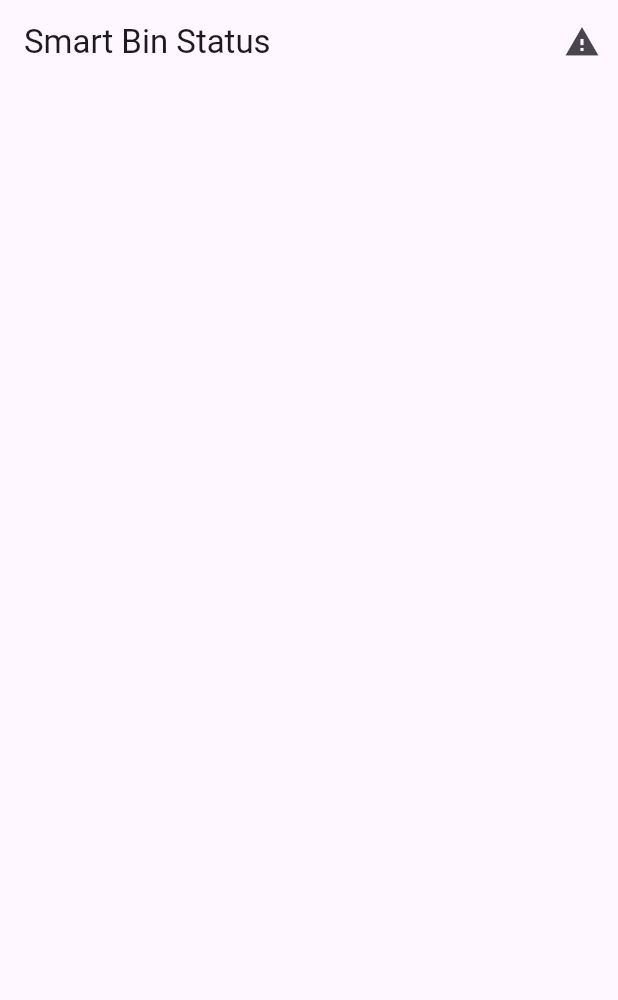
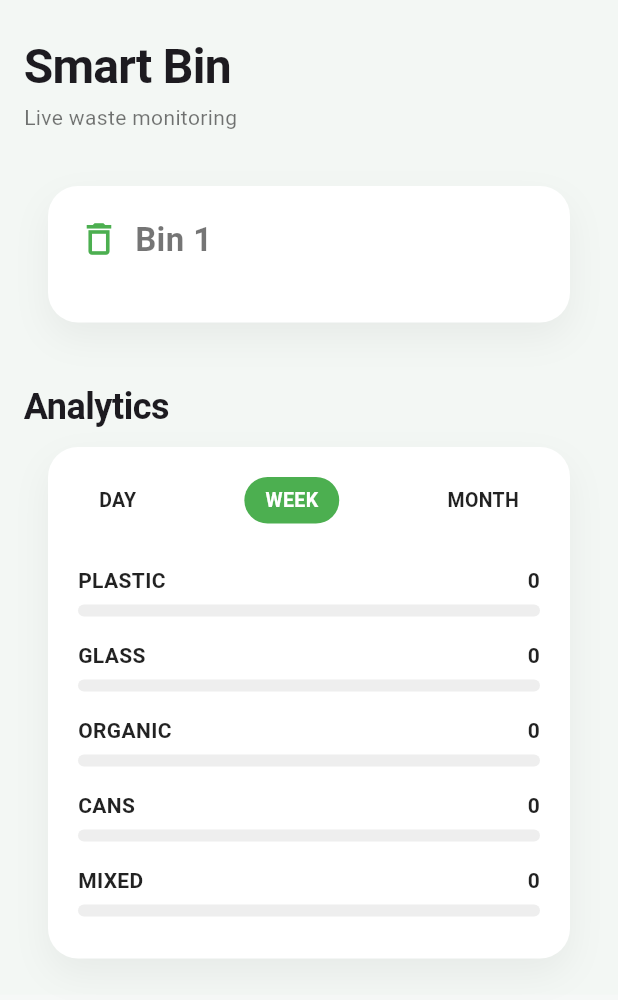
Before and after one commit to abdul48bari/smart-bin-app, a Flutter app: the screen it shows after launch, on a phone screen of 412 x 824 dp. Shown: the top 1000 px of the screen. Run offline on Flutter 3.47's test engine with Material 3 defaults, Android fonts, the phone set to English and light mode, and no system bars; our stand-ins replace cloud_firestore, firebase_core; accounts and stored records are empty; Roboto replaces fonts that are missing (SF Pro Text).

Commit message:
Implement automated bin ingestion with live status, alerts, and analytics

```diff
--- a/mobile/lib/main.dart
+++ b/mobile/lib/main.dart
@@ -2,6 +2,7 @@ import 'package:flutter/material.dart';
 import 'screens/home_screen.dart';
 import 'package:firebase_core/firebase_core.dart';
 import 'firebase_options.dart';
+
 
 
 
@@ -24,8 +25,37 @@ class SmartBinApp extends StatelessWidget {
       debugShowCheckedModeBanner: false,
       title: 'Smart Bin',
       theme: ThemeData(
-        primarySwatch: Colors.green,
-      ),
+  useMaterial3: true,
+
+  // Apple-style typography
+  fontFamily: 'SF Pro Text',
+
+  textTheme: const TextTheme(
+    headlineLarge: TextStyle(
+      fontSize: 32,
+      fontWeight: FontWeight.w700,
+      letterSpacing: -0.5,
+    ),
+    headlineMedium: TextStyle(
+      fontSize: 24,
+      fontWeight: FontWeight.w600,
+      letterSpacing: -0.3,
+    ),
+    bodyLarge: TextStyle(
+      fontSize: 16,
+      fontWeight: FontWeight.w400,
+    ),
+    bodyMedium: TextStyle(
+      fontSize: 14,
+      fontWeight: FontWeight.w400,
+      color: Colors.black54,
+    ),
+  ),
+
+  scaffoldBackgroundColor: const Color(0xFFF6F8F7),
+),
+
+
       home: const HomeScreen(),
     );
   }
--- /dev/null
+++ b/mobile/lib/models/time_filter.dart
@@ -0,0 +1,5 @@
+enum TimeFilter {
+  day,
+  week,
+  month,
+}
--- a/mobile/lib/screens/home_screen.dart
+++ b/mobile/lib/screens/home_screen.dart
@@ -1,7 +1,8 @@
 import 'package:flutter/material.dart';
 import '../services/firestore_service.dart';
 import '../models/bin_sub.dart';
-import 'alerts_screen.dart';
+import '../widgets/bin_overview_card.dart';
+import '../widgets/bin_analytics_section.dart';
 
 
 class HomeScreen extends StatelessWidget {
@@ -12,29 +13,9 @@ class HomeScreen extends StatelessWidget {
     final FirestoreService firestoreService = FirestoreService();
 
     return Scaffold(
-      appBar: AppBar(
-        actions: [
-  IconButton(
-    icon: const Icon(Icons.warning),
-    onPressed: () {
-      Navigator.push(
-        context,
-        MaterialPageRoute(
-          builder: (_) => const AlertsScreen(),
-        ),
-      );
-    },
-  )
-],
-
-
-
-
-
-
-        title: const Text('Smart Bin Status'),
-      ),
-      body: StreamBuilder<List<BinSub>>(
+      body: Container(
+        color: const Color(0xFFF3F7F4),
+        child: StreamBuilder<List<BinSub>>(
           stream: firestoreService.getSubBins('BIN_001'),
           builder: (context, snapshot) {
             if (snapshot.hasError) {
@@ -47,33 +28,48 @@ class HomeScreen extends StatelessWidget {
 
             final bins = snapshot.data!;
 
-          return ListView.builder(
-            itemCount: bins.length,
-            itemBuilder: (context, index) {
-              final bin = bins[index];
+            return SingleChildScrollView(
+  padding: const EdgeInsets.symmetric(horizontal: 16, vertical: 24),
+  child: Column(
+    crossAxisAlignment: CrossAxisAlignment.start,
+    children: [
+      Text(
+  'Smart Bin',
+  style: Theme.of(context).textTheme.headlineLarge,
+),
+const SizedBox(height: 4),
+Text(
+  'Live waste monitoring',
+  style: Theme.of(context).textTheme.bodyMedium,
+),
 
-              return ListTile(
-                leading: Icon(
-                  Icons.delete,
-                  color: bin.isFull ? Colors.red : Colors.green,
+      const SizedBox(height: 20),
+      BinOverviewCard(
+  binName: 'Bin 1',
+  subBins: bins,
 ),
-                title: Text(bin.name.toUpperCase()),
-                subtitle: Text(
-                  'Fill level: ${bin.currentFillPercent}%',
+
+const SizedBox(height: 24),
+
+Text(
+  'Analytics',
+  style: Theme.of(context)
+      .textTheme
+      .headlineMedium
+      ?.copyWith(fontWeight: FontWeight.w700),
 ),
-                trailing: bin.isFull
-                    ? const Text(
-                        'FULL',
-                        style: TextStyle(
-                          color: Colors.red,
-                          fontWeight: FontWeight.bold,
+
+
+const SizedBox(height: 12),
+
+BinAnalyticsSection(binId: 'BIN_001'),
+
+    ],
   ),
-                      )
-                    : const Text('OK'),
 );
+
           },
-          );
-        },
+        ),
       ),
     );
   }
--- a/mobile/lib/services/firestore_service.dart
+++ b/mobile/lib/services/firestore_service.dart
@@ -1,6 +1,9 @@
 import 'package:cloud_firestore/cloud_firestore.dart';
 import '../models/bin_sub.dart';
 import '../models/alert.dart';
+import '../models/time_filter.dart';
+import 'package:cloud_firestore/cloud_firestore.dart';
+
 
 
 class FirestoreService {
@@ -32,4 +35,106 @@ class FirestoreService {
           .toList());
 }
 
+    Stream<Map<String, int>> getFullCountsPerSubBin(String binId) {
+  const List<String> allSubBins = [
+    'plastic',
+    'glass',
+    'organic',
+    'cans',
+    'mixed',
+  ];
+
+  return _db
+      .collection('bins')
+      .doc(binId)
+      .collection('events')
+      .where('eventType', isEqualTo: 'BIN_FULL')
+      .snapshots()
+      .map((snapshot) {
+        final Map<String, int> counts = {
+          for (var subBin in allSubBins) subBin: 0,
+        };
+
+        for (final doc in snapshot.docs) {
+          final data = doc.data();
+          final subBin = data['subBin'];
+
+          if (subBin != null && counts.containsKey(subBin)) {
+            counts[subBin] = counts[subBin]! + 1;
+          }
+        }
+
+        return counts;
+      });
 }
+
+
+Stream<Map<String, int>> getFullCountsByTimeFilter(
+  String binId,
+  TimeFilter filter,
+) {
+  const List<String> allSubBins = [
+    'plastic',
+    'glass',
+    'organic',
+    'cans',
+    'mixed',
+  ];
+
+  DateTime now = DateTime.now();
+  DateTime startTime;
+
+  switch (filter) {
+    case TimeFilter.day:
+      startTime = DateTime(now.year, now.month, now.day);
+      break;
+    case TimeFilter.week:
+      startTime = now.subtract(const Duration(days: 7));
+      break;
+    case TimeFilter.month:
+      startTime = DateTime(now.year, now.month, 1);
+      break;
+  }
+
+  return _db
+      .collection('bins')
+      .doc(binId)
+      .collection('events')
+      .where('eventType', isEqualTo: 'BIN_FULL')
+      .snapshots()
+      .map((snapshot) {
+        final Map<String, int> counts = {
+          for (var subBin in allSubBins) subBin: 0,
+        };
+
+        for (final doc in snapshot.docs) {
+          final data = doc.data();
+
+          // 🔒 Defensive checks (CRITICAL)
+          if (!data.containsKey('timestamp') ||
+              data['timestamp'] is! Timestamp ||
+              !data.containsKey('subBin')) {
+            continue;
+          }
+
+          final Timestamp ts = data['timestamp'];
+          final DateTime eventTime = ts.toDate();
+
+          if (eventTime.isBefore(startTime)) continue;
+
+          final String subBin = data['subBin'];
+
+          if (counts.containsKey(subBin)) {
+            counts[subBin] = counts[subBin]! + 1;
+          }
+        }
+
+        return counts;
+      });
+}
+
+
+
+
+
+}
--- /dev/null
+++ b/mobile/lib/widgets/analytics_bar.dart
@@ -0,0 +1,78 @@
+import 'package:flutter/material.dart';
+
+class AnalyticsBar extends StatelessWidget {
+  final String label;
+  final int value;
+  final int maxValue;
+
+  const AnalyticsBar({
+    super.key,
+    required this.label,
+    required this.value,
+    required this.maxValue,
+  });
+
+  @override
+  Widget build(BuildContext context) {
+    final double percentage =
+        maxValue == 0 ? 0 : value / maxValue;
+
+    return Padding(
+      padding: const EdgeInsets.symmetric(vertical: 8),
+      child: Column(
+        crossAxisAlignment: CrossAxisAlignment.start,
+        children: [
+          // Label + value
+          Row(
+            mainAxisAlignment: MainAxisAlignment.spaceBetween,
+            children: [
+              Text(
+                label.toUpperCase(),
+                style: const TextStyle(
+                  fontSize: 14,
+                  fontWeight: FontWeight.w600,
+                  color: Colors.black87,
+                ),
+              ),
+              Text(
+                value.toString(),
+                style: const TextStyle(
+                  fontSize: 14,
+                  fontWeight: FontWeight.w600,
+                  color: Colors.black87,
+                ),
+              ),
+            ],
+          ),
+
+          const SizedBox(height: 6),
+
+          // Bar
+          LayoutBuilder(
+            builder: (context, constraints) {
+              return Container(
+                height: 8,
+                decoration: BoxDecoration(
+                  color: Colors.grey.shade200,
+                  borderRadius: BorderRadius.circular(8),
+                ),
+                child: Align(
+                  alignment: Alignment.centerLeft,
+                  child: AnimatedContainer(
+                    duration: const Duration(milliseconds: 600),
+                    curve: Curves.easeOutCubic,
+                    width: constraints.maxWidth * percentage,
+                    decoration: BoxDecoration(
+                      color: Colors.green,
+                      borderRadius: BorderRadius.circular(8),
+                    ),
+                  ),
+                ),
+              );
+            },
+          ),
+        ],
+      ),
+    );
+  }
+}
--- /dev/null
+++ b/mobile/lib/widgets/bin_analytics_section.dart
@@ -0,0 +1,120 @@
+import 'package:flutter/material.dart';
+import '../services/firestore_service.dart';
+import '../models/time_filter.dart';
+import 'analytics_bar.dart';
+
+class BinAnalyticsSection extends StatefulWidget {
+  final String binId;
+
+  const BinAnalyticsSection({super.key, required this.binId});
+
+  @override
+  State<BinAnalyticsSection> createState() => _BinAnalyticsSectionState();
+}
+
+class _BinAnalyticsSectionState extends State<BinAnalyticsSection> {
+  TimeFilter _selectedFilter = TimeFilter.week;
+
+  @override
+  Widget build(BuildContext context) {
+    final FirestoreService firestoreService = FirestoreService();
+
+    return Container(
+      margin: const EdgeInsets.symmetric(horizontal: 16),
+      padding: const EdgeInsets.all(20),
+      decoration: BoxDecoration(
+        color: Colors.white,
+        borderRadius: BorderRadius.circular(20),
+        boxShadow: [
+          BoxShadow(
+            color: Colors.black.withOpacity(0.05),
+            blurRadius: 20,
+            offset: const Offset(0, 10),
+          ),
+        ],
+      ),
+      child: Column(
+        crossAxisAlignment: CrossAxisAlignment.start,
+        children: [
+          // 🔹 FILTER PILLS
+          Row(
+            mainAxisAlignment: MainAxisAlignment.spaceBetween,
+            children: TimeFilter.values.map((filter) {
+              final bool isSelected = _selectedFilter == filter;
+
+              return GestureDetector(
+                onTap: () {
+                  setState(() {
+                    _selectedFilter = filter;
+                  });
+                },
+                child: Container(
+                  padding:
+                      const EdgeInsets.symmetric(horizontal: 14, vertical: 6),
+                  decoration: BoxDecoration(
+                    color: isSelected ? Colors.green : Colors.transparent,
+                    borderRadius: BorderRadius.circular(20),
+                  ),
+                  child: Text(
+                    filter.name.toUpperCase(),
+                    style: TextStyle(
+                      fontSize: 13,
+                      fontWeight: FontWeight.w600,
+                      color: isSelected ? Colors.white : Colors.black87,
+                    ),
+                  ),
+                ),
+              );
+            }).toList(),
+          ),
+
+          const SizedBox(height: 20),
+
+          // 🔹 BAR CHART
+          StreamBuilder<Map<String, int>>(
+            stream: firestoreService.getFullCountsByTimeFilter(
+              widget.binId,
+              _selectedFilter,
+            ),
+            builder: (context, snapshot) {
+              if (snapshot.hasError) {
+                return const Text(
+                  'Error loading analytics',
+                  style: TextStyle(
+                    fontWeight: FontWeight.w500,
+                    color: Colors.black54,
+                  ),
+                );
+              }
+
+              if (!snapshot.hasData) {
+                return const Center(
+                  child: Padding(
+                    padding: EdgeInsets.all(12),
+                    child: CircularProgressIndicator(),
+                  ),
+                );
+              }
+
+              final Map<String, int> data = snapshot.data!;
+
+              final int maxValue = data.values.isEmpty
+                  ? 0
+                  : data.values.reduce((a, b) => a > b ? a : b);
+
+              return Column(
+                children: data.entries.map((entry) {
+                  return AnalyticsBar(
+                    label: entry.key,
+                    value: entry.value,
+                    maxValue: maxValue,
+                  );
+                }).toList(),
+              );
+            },
+          ),
+        ],
+      ),
+    );
+  }
+}
--- /dev/null
+++ b/mobile/lib/widgets/bin_overview_card.dart
@@ -0,0 +1,119 @@
+import 'package:flutter/material.dart';
+import '../models/bin_sub.dart';
+
+class BinOverviewCard extends StatelessWidget {
+  final String binName;
+  final List<BinSub> subBins;
+
+  const BinOverviewCard({
+    super.key,
+    required this.binName,
+    required this.subBins,
+  });
+
+  @override
+  Widget build(BuildContext context) {
+    return Container(
+      margin: const EdgeInsets.all(16),
+      decoration: BoxDecoration(
+        color: Colors.white,
+        borderRadius: BorderRadius.circular(20),
+        boxShadow: [
+          BoxShadow(
+            color: Colors.black.withOpacity(0.05),
+            blurRadius: 20,
+            offset: const Offset(0, 10),
+          ),
+        ],
+      ),
+      child: Padding(
+        padding: const EdgeInsets.all(20),
+        child: Column(
+          crossAxisAlignment: CrossAxisAlignment.start,
+          children: [
+            // Bin title
+            Row(
+              children: [
+                const Icon(
+                  Icons.delete_outline,
+                  size: 28,
+                  color: Colors.green,
+                ),
+                const SizedBox(width: 10),
+                Text(
+                  binName,
+                  style: const TextStyle(
+                    fontSize: 22,
+                    fontWeight: FontWeight.w600,
+                  ),
+                ),
+              ],
+            ),
+
+            const SizedBox(height: 20),
+
+            // Sub-bins
+            ...subBins.map((bin) => _SubBinRow(bin: bin)).toList(),
+          ],
+        ),
+      ),
+    );
+  }
+}
+
+class _SubBinRow extends StatelessWidget {
+  final BinSub bin;
+
+  const _SubBinRow({required this.bin});
+
+  @override
+  Widget build(BuildContext context) {
+    final bool isFull = bin.isFull;
+    final Color statusColor = isFull ? Colors.redAccent : Colors.green;
+
+    return Padding(
+  padding: const EdgeInsets.symmetric(vertical: 8),
+  child: Row(
+    children: [
+      // LEFT: Sub-bin name (flexible)
+      Expanded(
+        child: Text(
+          bin.name.toUpperCase(),
+          style: const TextStyle(
+            fontSize: 16,
+            fontWeight: FontWeight.w600,
+            color: Colors.black87,
+          ),
+          overflow: TextOverflow.ellipsis,
+        ),
+      ),
+
+      // RIGHT: Status + percentage (fixed)
+      Row(
+        mainAxisSize: MainAxisSize.min,
+        children: [
+          Container(
+            width: 10,
+            height: 10,
+            decoration: BoxDecoration(
+              color: bin.isFull ? Colors.redAccent : Colors.green,
+              shape: BoxShape.circle,
+            ),
+          ),
+          const SizedBox(width: 10),
+          Text(
+            '${bin.currentFillPercent}%',
+            style: const TextStyle(
+              fontSize: 15,
+              fontWeight: FontWeight.w500,
+              color: Colors.black87,
+            ),
+          ),
+        ],
+      ),
+    ],
+  ),
+);
+
+  }
+}
--- a/mobile/pubspec.yaml
+++ b/mobile/pubspec.yaml
@@ -31,9 +31,10 @@ dependencies:
   flutter:
     sdk: flutter
 
-  # The following adds the Cupertino Icons font to your application.
-  # Use with the CupertinoIcons class for iOS style icons.
+
+
   cupertino_icons: ^1.0.8
+
   firebase_core: ^4.3.0
   cloud_firestore: ^6.1.1
   firebase_auth: ^6.1.3
```
Lines whose indentation alone changed are shown as unchanged.
